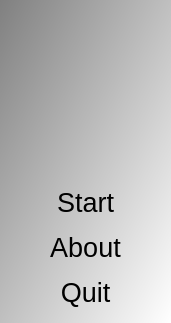
Above: qtwkttosvgmenudialog.ui from richelbilderbeek/wkt_to_svg_converter before the change. Below: the same form after it.
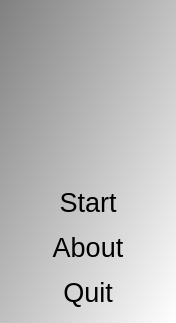
That is the form after the change. Icons and pictures are not drawn.

Diff of the .ui file:
```diff
--- a/qtwkttosvgmenudialog.ui
+++ b/qtwkttosvgmenudialog.ui
@@ -6,7 +6,7 @@
    <rect>
     <x>0</x>
     <y>0</y>
-    <width>171</width>
+    <width>176</width>
     <height>323</height>
    </rect>
   </property>
```
Left out of the diff: 8 changed lines with no effect on the pictures.
